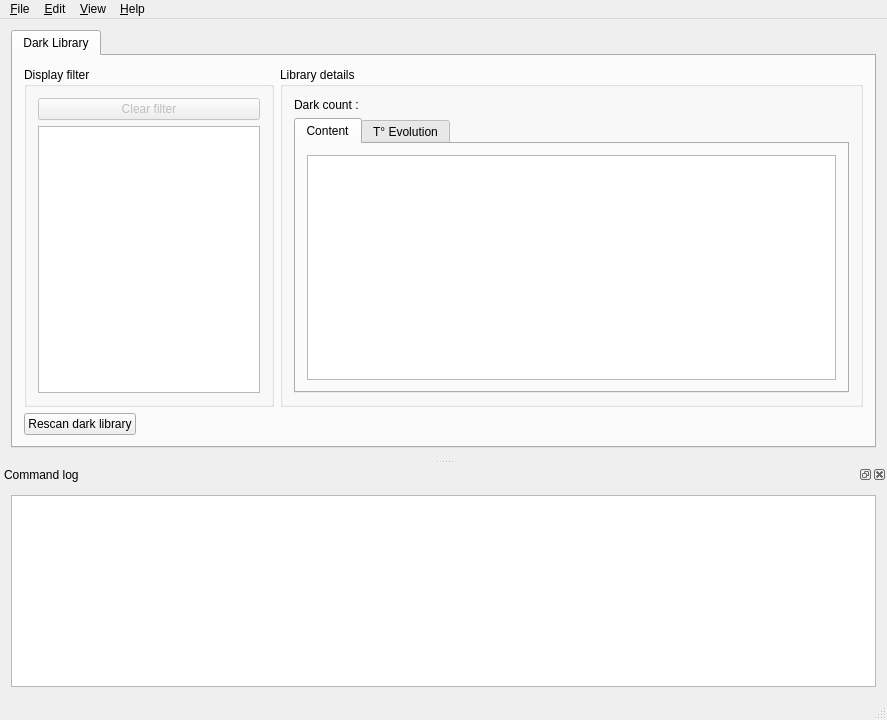
This is src/gui/forms/mainWindow.ui in deufrai/astrawdark-src as Qt 5 draws it before an edit. The edited form follows.
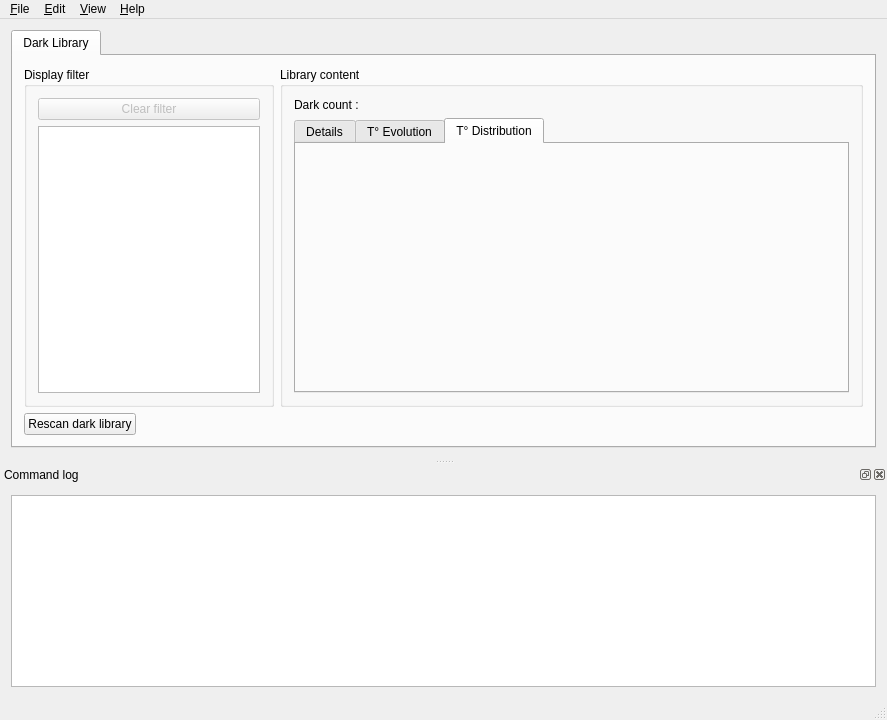
This is the edited form. The open tabs and pages were chosen to show the change. Custom widgets are drawn as their Qt base class.

Commit message: ARD-56: Added temperature distribution graph

The edit to the form file:
```diff
--- a/src/gui/forms/mainWindow.ui
+++ b/src/gui/forms/mainWindow.ui
@@ -68,7 +68,7 @@
           <item>
            <widget class="QGroupBox" name="groupBox_2">
             <property name="title">
-             <string>Library details</string>
+             <string>Library content</string>
             </property>
             <layout class="QGridLayout" name="gridLayout_4">
              <item row="1" column="0">
@@ -81,7 +81,7 @@
                </property>
                <widget class="QWidget" name="tabDarkLibContentIndex">
                 <attribute name="title">
-                 <string>Content</string>
+                 <string>Details</string>
                 </attribute>
                 <layout class="QGridLayout" name="gridLayout_3">
                  <item row="0" column="0">
@@ -109,6 +109,16 @@
                  </item>
                 </layout>
                </widget>
+               <widget class="QWidget" name="tabDarkLibTempDistriGraph">
+                <attribute name="title">
+                 <string>T° Distribution</string>
+                </attribute>
+                <layout class="QGridLayout" name="gridLayout_7">
+                 <item row="0" column="0">
+                  <widget class="QCustomPlot" name="pltDarkTempDistriPlot" native="true"/>
+                 </item>
+                </layout>
+               </widget>
               </widget>
              </item>
              <item row="0" column="0">
```
Left out of the diff: 4 changed lines with no effect on the pictures. The commit also changes 3 other files.
